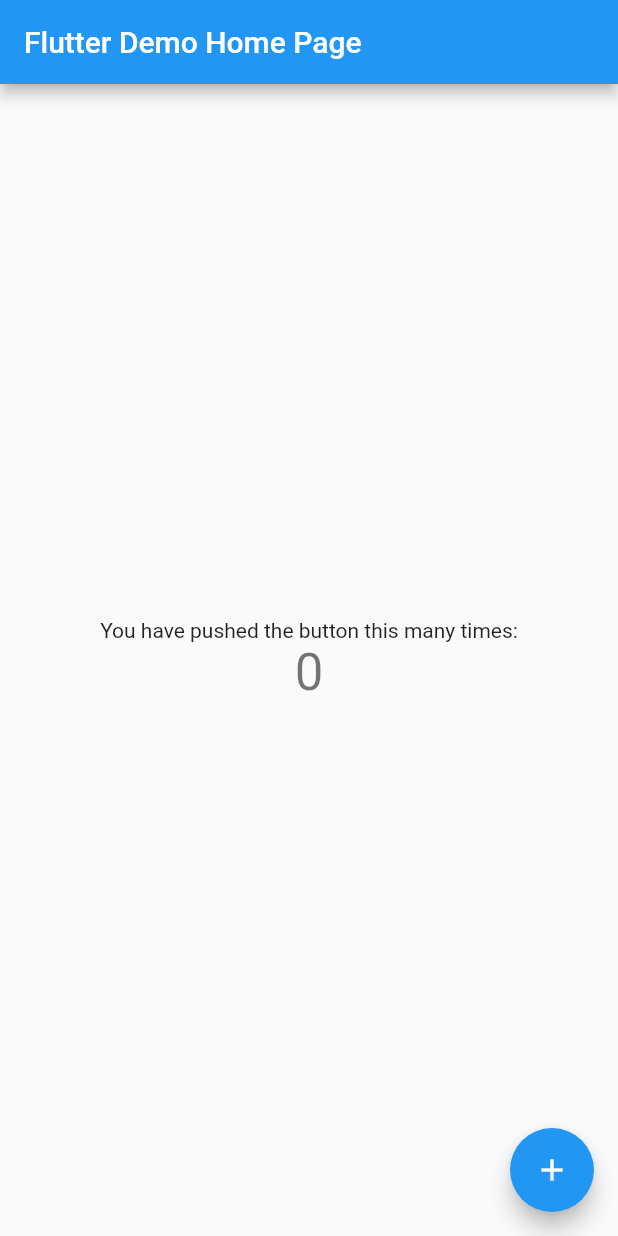
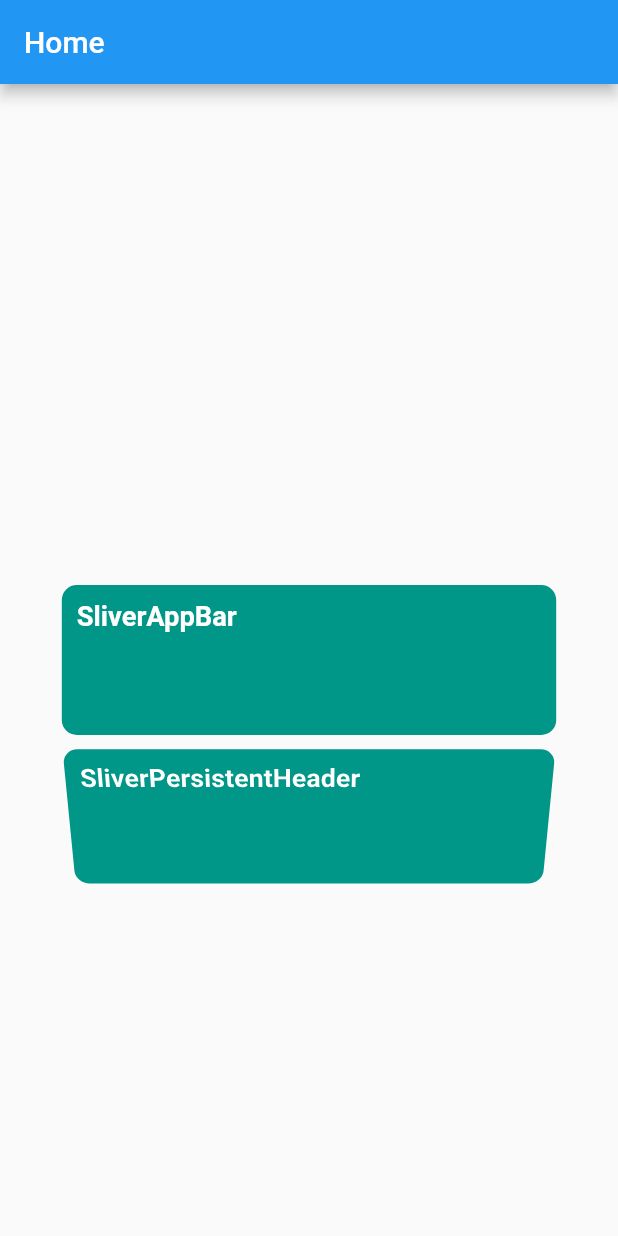
Before and after one commit to PabloBuisson/flutter_slivers, a Flutter app: the screen it shows after launch, on a phone screen of 412 x 824 dp. Run offline on Flutter 3.47's test engine with Material 2 defaults, Android fonts, the phone set to English and light mode, and no system bars.

Commit message:
add a listWheelScrollView to the home page

```diff
--- /dev/null
+++ b/lib/home_page.dart
@@ -0,0 +1,68 @@
+import 'package:flutter/material.dart';
+
+import 'screens/sliver_appbar.dart';
+import 'screens/sliver_persistent_header.dart';
+
+class HomePage extends StatefulWidget {
+  @override
+  _HomePageState createState() => _HomePageState();
+}
+
+class _HomePageState extends State<HomePage> {
+  // list of our slivers to explore
+  final List sliversScreens = [
+    CustomSliverAppBar(),
+    CustomSliverPersistentHeader(),
+  ];
+  // index of the item of the ListWheelScrollView
+  // that is currently in the center of the wheel
+  int indexScreen;
+
+  void goToSliverScreen() {
+    if (indexScreen != null) {
+      Navigator.pushNamed(context, sliversScreens[indexScreen].idScreen);
+    }
+  }
+
+  @override
+  Widget build(BuildContext context) {
+    return Scaffold(
+      appBar: AppBar(
+        title: Text("Home"),
+      ),
+      body: GestureDetector(
+        onTap: goToSliverScreen,
+        child: ListWheelScrollView.useDelegate(
+          itemExtent: 100.0, // pixel height of each child
+          diameterRatio: 1.5, // diameter of the wheel
+          useMagnifier:
+          true, // define whether to use magnifier at the centre item of our wheel
+          onSelectedItemChanged: (index) {
+            setState(() {
+              indexScreen = index;
+            });
+          },
+          childDelegate: ListWheelChildBuilderDelegate(
+            childCount: sliversScreens.length,
+            builder: (BuildContext context, int index) {
+              return Container(
+                width: MediaQuery.of(context).size.width * 0.8,
+                decoration: BoxDecoration(
+                  color: Colors.teal,
+                  borderRadius: BorderRadius.circular(10),
+                ),
+                padding: const EdgeInsets.all(10),
+                child: Text(
+                  sliversScreens[index].nameScreen,
+                  textScaleFactor: 1.3,
+                  style: TextStyle(
+                      color: Colors.white, fontWeight: FontWeight.bold),
+                ),
+              );
+            },
+          ),
+        ),
+      ),
+    );
+  }
+}
--- a/lib/main.dart
+++ b/lib/main.dart
@@ -1,66 +1,28 @@
 import 'package:flutter/material.dart';
+
+import 'home_page.dart';
+import 'screens/sliver_appbar.dart';
+import 'screens/sliver_persistent_header.dart';
 
 void main() {
   runApp(MyApp());
 }
 
 class MyApp extends StatelessWidget {
-  // This widget is the root of your application.
   @override
   Widget build(BuildContext context) {
     return MaterialApp(
+      debugShowCheckedModeBanner: false,
       title: 'Flutter Demo about Slivers',
       theme: ThemeData(
         primarySwatch: Colors.blue,
       ),
-      home: MyHomePage(title: 'Flutter Demo Home Page'),
+      routes: {
+        CustomSliverAppBar.id: (context) => CustomSliverAppBar(),
+        CustomSliverPersistentHeader.id: (context) =>
+            CustomSliverPersistentHeader(),
+      },
+      home: HomePage(),
     );
   }
 }
-
-class MyHomePage extends StatefulWidget {
-  MyHomePage({Key key, this.title}) : super(key: key);
-
-  final String title;
-
-  @override
-  _MyHomePageState createState() => _MyHomePageState();
-}
-
-class _MyHomePageState extends State<MyHomePage> {
-  int _counter = 0;
-
-  void _incrementCounter() {
-    setState(() {
-      _counter++;
-    });
-  }
-
-  @override
-  Widget build(BuildContext context) {
-    return Scaffold(
-      appBar: AppBar(
-        title: Text(widget.title),
-      ),
-      body: Center(
-        child: Column(
-          mainAxisAlignment: MainAxisAlignment.center,
-          children: <Widget>[
-            Text(
-              'You have pushed the button this many times:',
-            ),
-            Text(
-              '$_counter',
-              style: Theme.of(context).textTheme.headline4,
-            ),
-          ],
-        ),
-      ),
-      floatingActionButton: FloatingActionButton(
-        onPressed: _incrementCounter,
-        tooltip: 'Increment',
-        child: Icon(Icons.add),
-      ),
-    );
-  }
-}
```
Also changed, not shown: lib/screens/sliver_appbar.dart (added, +21 -0 lines), lib/screens/sliver_persistent_header.dart (added, +21 -0 lines), 1 other file.
